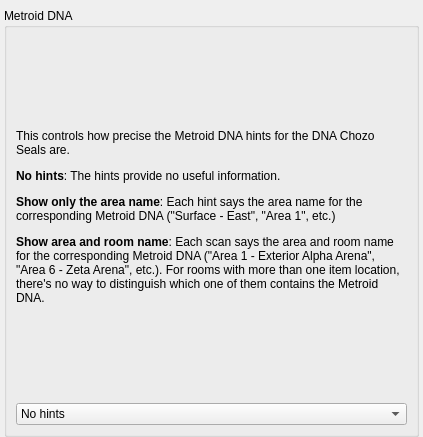
randovania/randovania, file randovania/gui/ui_files/preset_msr_hints.ui: the form before one commit.
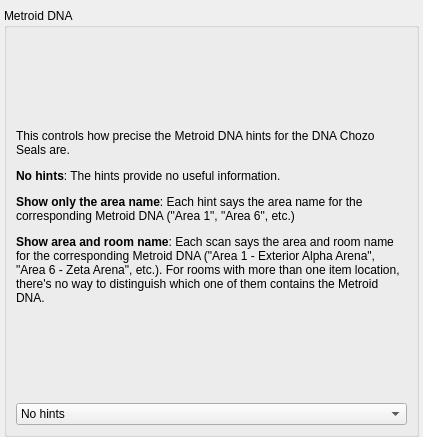
The form after the commit.

Patch:
```diff
--- a/randovania/gui/ui_files/preset_msr_hints.ui
+++ b/randovania/gui/ui_files/preset_msr_hints.ui
@@ -54,7 +54,7 @@
        <item>
         <widget class="QLabel" name="hint_artifact_label">
          <property name="text">
-          <string>&lt;html&gt;&lt;head/&gt;&lt;body&gt;&lt;p&gt;This controls how precise the Metroid DNA hints for the DNA Chozo Seals are.&lt;/p&gt;&lt;p&gt;&lt;span style=&quot; font-weight:600;&quot;&gt;No hints&lt;/span&gt;: The hints provide no useful information.&lt;/p&gt;&lt;p&gt;&lt;span style=&quot; font-weight:600;&quot;&gt;Show only the area name&lt;/span&gt;: Each hint says the area name for the corresponding Metroid DNA (&amp;quot;Surface - East&amp;quot;, &amp;quot;Area 1&amp;quot;, etc.)&lt;/p&gt;&lt;p&gt;&lt;span style=&quot; font-weight:600;&quot;&gt;Show area and room name&lt;/span&gt;: Each scan says the area and room name for the corresponding Metroid DNA (&amp;quot;Area 1 - Exterior Alpha Arena&amp;quot;, &amp;quot;Area 6 - Zeta Arena&amp;quot;, etc.). For rooms with more than one item location, there's no way to distinguish which one of them contains the Metroid DNA.&lt;/p&gt;&lt;/body&gt;&lt;/html&gt;</string>
+          <string>&lt;html&gt;&lt;head/&gt;&lt;body&gt;&lt;p&gt;This controls how precise the Metroid DNA hints for the DNA Chozo Seals are.&lt;/p&gt;&lt;p&gt;&lt;span style=&quot; font-weight:600;&quot;&gt;No hints&lt;/span&gt;: The hints provide no useful information.&lt;/p&gt;&lt;p&gt;&lt;span style=&quot; font-weight:600;&quot;&gt;Show only the area name&lt;/span&gt;: Each hint says the area name for the corresponding Metroid DNA (&amp;quot;Area 1&amp;quot;, &amp;quot;Area 6&amp;quot;, etc.)&lt;/p&gt;&lt;p&gt;&lt;span style=&quot; font-weight:600;&quot;&gt;Show area and room name&lt;/span&gt;: Each scan says the area and room name for the corresponding Metroid DNA (&amp;quot;Area 1 - Exterior Alpha Arena&amp;quot;, &amp;quot;Area 6 - Zeta Arena&amp;quot;, etc.). For rooms with more than one item location, there's no way to distinguish which one of them contains the Metroid DNA.&lt;/p&gt;&lt;/body&gt;&lt;/html&gt;</string>
          </property>
          <property name="wordWrap">
           <bool>true</bool>
```
